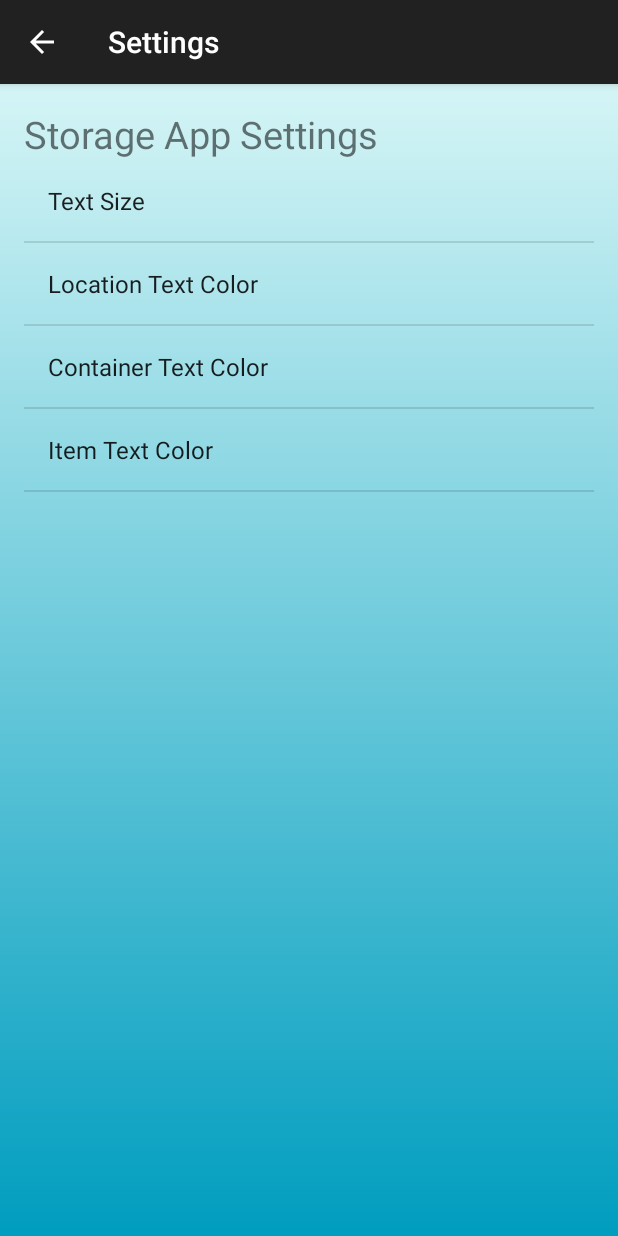
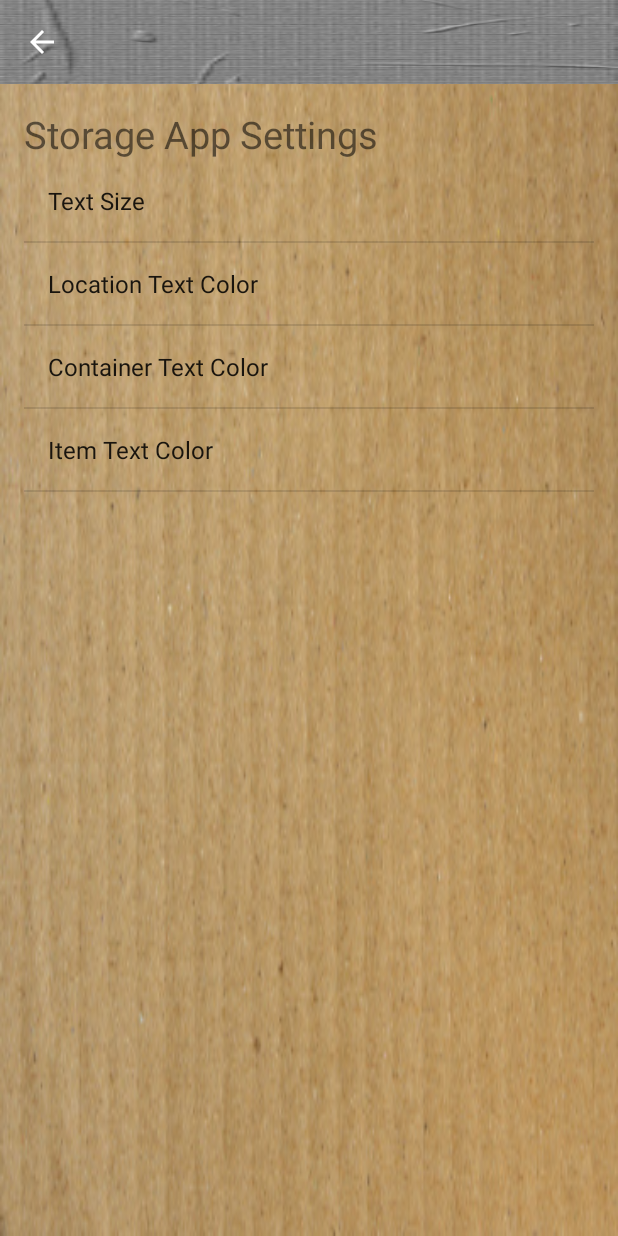
Before and after one commit to jaxkewl/packitup, an Android app: the SettingsActivity screen opened directly, with no data from a screen before it, on a phone screen of 412 x 824 dp. Run offline under Robolectric (Android 15) with nearby library versions, the phone set to English and light mode, and no system bars.

Commit message:
got themes and styles completed, made background cardboard and actionbar to duct tape

```diff
--- a/app/src/main/java/com/marshong/packitup/ui/MainActivity.java
+++ b/app/src/main/java/com/marshong/packitup/ui/MainActivity.java
@@ -50,6 +50,7 @@ public class MainActivity extends ActionBarActivity {
         }*/
 
 
+        /*getActionBar().setBackgroundDrawable(getResources().getDrawable(R.drawable.background_duct_tape));*/
 
         // process Box Activity
         mButtonStorage = (Button) findViewById(R.id.button_martin_stuff);
--- /dev/null
+++ b/app/src/main/res/drawable/background_cardboard.xml
@@ -0,0 +1,5 @@
+<?xml version="1.0" encoding="utf-8"?>
+
+<bitmap xmlns:android="http://schemas.android.com/apk/res/android"
+    android:src="@drawable/cardboard_lower_res"
+     />
--- /dev/null
+++ b/app/src/main/res/drawable/background_duct_tape.xml
@@ -0,0 +1,4 @@
+<?xml version="1.0" encoding="utf-8"?>
+<bitmap xmlns:android="http://schemas.android.com/apk/res/android"
+    android:src="@drawable/duct_tape"
+    android:tileMode="disabled"/>
--- a/app/src/main/res/layout/activity_add_container.xml
+++ b/app/src/main/res/layout/activity_add_container.xml
@@ -1,7 +1,6 @@
 <RelativeLayout xmlns:android="http://schemas.android.com/apk/res/android"
     xmlns:tools="http://schemas.android.com/tools"
     android:id="@+id/container"
-    android:background="@drawable/background_gradient"
     android:layout_width="match_parent"
     android:layout_height="match_parent"
     tools:context="com.marshong.packitup.ui.AddContainerActivity"
--- a/app/src/main/res/layout/activity_add_item.xml
+++ b/app/src/main/res/layout/activity_add_item.xml
@@ -1,7 +1,6 @@
 <FrameLayout xmlns:android="http://schemas.android.com/apk/res/android"
     xmlns:tools="http://schemas.android.com/tools"
     android:id="@+id/container"
-    android:background="@drawable/background_gradient"
     android:layout_width="match_parent"
     android:layout_height="match_parent"
     tools:context="com.marshong.packitup.ui.AddItemActivity"
--- a/app/src/main/res/layout/activity_add_location.xml
+++ b/app/src/main/res/layout/activity_add_location.xml
@@ -1,7 +1,6 @@
 <FrameLayout xmlns:android="http://schemas.android.com/apk/res/android"
     xmlns:tools="http://schemas.android.com/tools"
     android:id="@+id/container"
-    android:background="@drawable/background_gradient"
     android:layout_width="match_parent"
     android:layout_height="match_parent"
     tools:context="com.marshong.packitup.ui.AddLocationActivity"
--- a/app/src/main/res/layout/activity_settings.xml
+++ b/app/src/main/res/layout/activity_settings.xml
@@ -2,19 +2,18 @@
     xmlns:tools="http://schemas.android.com/tools"
     android:layout_width="match_parent"
     android:layout_height="match_parent"
+    android:orientation="vertical"
     android:paddingBottom="@dimen/activity_vertical_margin"
     android:paddingLeft="@dimen/activity_horizontal_margin"
     android:paddingRight="@dimen/activity_horizontal_margin"
     android:paddingTop="@dimen/activity_vertical_margin"
-    android:orientation="vertical"
-    android:background="@drawable/background_gradient"
     tools:context="com.marshong.packitup.ui.SettingsActivity">
 
     <TextView
         android:layout_width="wrap_content"
         android:layout_height="wrap_content"
-        android:textSize="@dimen/title_size"
-        android:text="@string/settings_screen_descr" />
+        android:text="@string/settings_screen_descr"
+        android:textSize="@dimen/title_size" />
 
     <FrameLayout
         android:id="@+id/fragment_settings_container"
--- a/app/src/main/res/layout/activity_storage_list.xml
+++ b/app/src/main/res/layout/activity_storage_list.xml
@@ -1,11 +1,12 @@
 <RelativeLayout xmlns:android="http://schemas.android.com/apk/res/android"
     xmlns:tools="http://schemas.android.com/tools"
     android:id="@+id/container"
-    android:background="@drawable/background_gradient"
     android:layout_width="match_parent"
     android:layout_height="match_parent"
     tools:context="com.marshong.packitup.ui.StorageListActivity"
-    tools:ignore="MergeRootFrame">
+    tools:ignore="MergeRootFrame"
+
+    >
 
 
     <FrameLayout
--- a/app/src/main/res/layout/activity_update_container.xml
+++ b/app/src/main/res/layout/activity_update_container.xml
@@ -1,7 +1,6 @@
 <FrameLayout xmlns:android="http://schemas.android.com/apk/res/android"
     xmlns:tools="http://schemas.android.com/tools"
     android:id="@+id/container"
-    android:background="@drawable/background_gradient"
     android:layout_width="match_parent"
     android:layout_height="match_parent"
     tools:context="com.marshong.packitup.ui.container.UpdateContainerActivity"
--- a/app/src/main/res/layout/activity_update_item.xml
+++ b/app/src/main/res/layout/activity_update_item.xml
@@ -1,7 +1,6 @@
 <FrameLayout xmlns:android="http://schemas.android.com/apk/res/android"
     xmlns:tools="http://schemas.android.com/tools"
     android:id="@+id/container"
-    android:background="@drawable/background_gradient"
     android:layout_width="match_parent"
     android:layout_height="match_parent"
     tools:context="com.marshong.packitup.ui.UpdateItemActivity"
--- a/app/src/main/res/layout/fragment_main.xml
+++ b/app/src/main/res/layout/fragment_main.xml
@@ -4,7 +4,9 @@
     android:paddingRight="@dimen/activity_horizontal_margin"
     android:paddingTop="@dimen/activity_vertical_margin"
     android:paddingBottom="@dimen/activity_vertical_margin"
-    tools:context=".MainActivity$PlaceholderFragment">
+    tools:context=".MainActivity$PlaceholderFragment"
+
+    >
 
 
 
--- a/app/src/main/res/values/styles.xml
+++ b/app/src/main/res/values/styles.xml
@@ -2,7 +2,32 @@
 
     <!-- Base application theme. -->
     <style name="AppTheme" parent="Theme.AppCompat.Light.DarkActionBar">
-        <!-- Customize your theme here. -->
+        <!-- GOTCHA: use windowBackground instead of background, otherwise, every view will take on this image-->
+        <item name="android:windowBackground">@drawable/background_cardboard</item>
+
+        <!--Make the background image of the ActionBar look like duct tape-->
+        <item name="android:actionBarStyle">@style/duct_tape_action_bar</item>
+
+        <!-- Support library compatibility -->
+        <item name="actionBarStyle">@style/duct_tape_action_bar</item>
+    </style>
+
+    <!--
+        To create a single style (need to reference the style for each container/view in the layout)
+        1. download the image and put in drawable folder
+        2. create a .xml file in the drawable folder that points to the image.
+        3. reference .xml from 2 in this file (styles.xml)
+        4. point the container or view to this style
+    -->
+    <style name="Cardboard_background">
+        <item name="android:background">@drawable/background_cardboard</item>
+    </style>
+
+    <style name="duct_tape_action_bar" parent="Theme.AppCompat.Light.DarkActionBar">
+        <item name="android:background">@drawable/background_duct_tape</item>
+
+        <!-- Support library compatibility -->
+        <item name="background">@drawable/background_duct_tape</item>
     </style>
 
 </resources>
```
Also changed, not shown: app/src/main/res/layout/activity_from_main.xml (+8 -9 lines), app/src/main/res/layout/activity_main.xml (+5 -5 lines), app/src/main/res/layout/fragment_dbdev.xml (+7 -8 lines), app/src/main/res/drawable-xxxhdpi/cardboard_lower_res.jpg (added), app/src/main/res/drawable-xxxhdpi/duct_tape.jpg (added).
